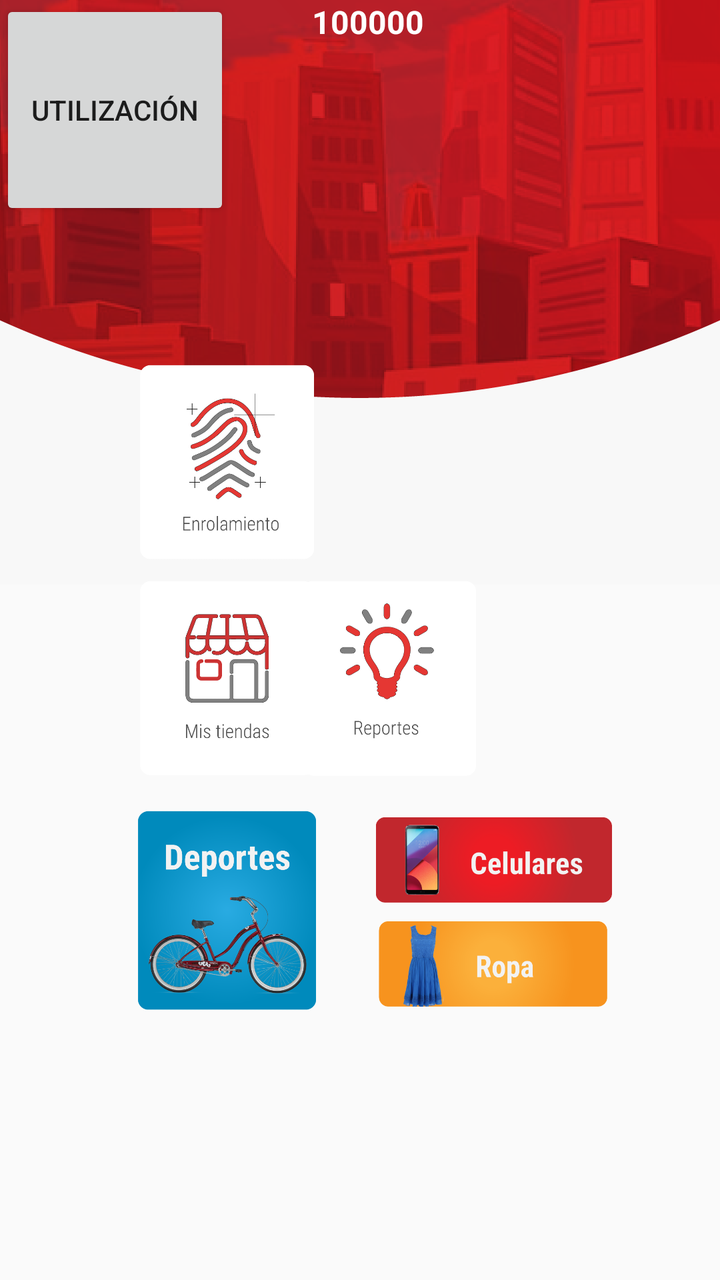
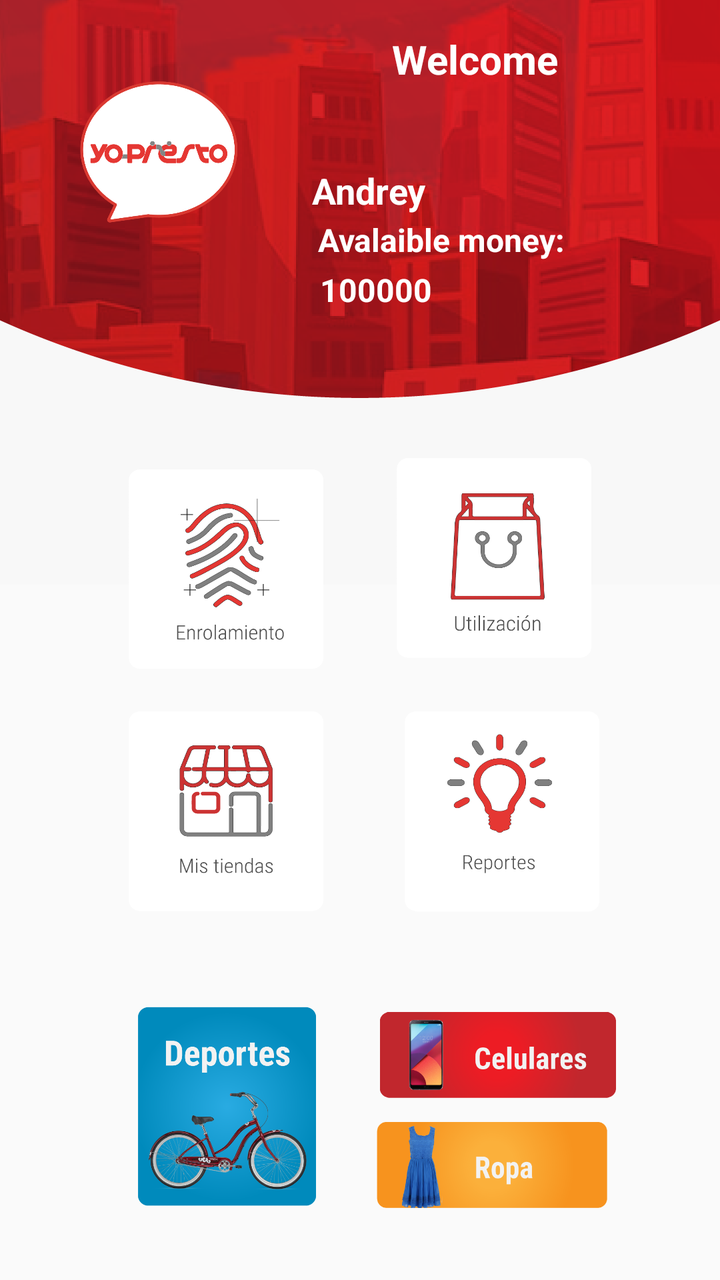

Before-and-after screenshots of an Android layout around one commit, followed by the original layout XML and the change that was made.
<!-- AndroidManifest.xml: application theme AppTheme -->
<!-- res/layout/activity_home.xml -->
<?xml version="1.0" encoding="utf-8"?>
<android.support.constraint.ConstraintLayout xmlns:android="http://schemas.android.com/apk/res/android"
    xmlns:app="http://schemas.android.com/apk/res-auto"
    xmlns:tools="http://schemas.android.com/tools"
    android:id="@+id/btnUtilizacion"
    android:layout_width="match_parent"
    android:layout_height="match_parent"
    android:background="@drawable/fondohome"
    tools:context="com.trantec.yo.ui.main.HomeActivity">

    <ImageView
        android:id="@+id/BtnEnrollment"
        android:layout_width="115dp"
        android:layout_height="110dp"
        android:layout_marginStart="56dp"
        android:layout_marginTop="172dp"
        android:contentDescription="@string/nav_header_desc"
        android:paddingTop="@dimen/nav_header_vertical_spacing"
        app:layout_constraintStart_toStartOf="parent"
        app:layout_constraintTop_toTopOf="parent"
        app:srcCompat="@drawable/icon1" />

    <ImageView
        android:id="@+id/BtnMyStores"
        android:layout_width="115dp"
        android:layout_height="110dp"
        android:layout_marginStart="56dp"
        android:layout_marginTop="280dp"
        android:contentDescription="@string/nav_header_desc"
        android:paddingTop="@dimen/nav_header_vertical_spacing"
        app:layout_constraintStart_toStartOf="parent"
        app:layout_constraintTop_toTopOf="parent"
        app:srcCompat="@drawable/icon3" />

    <ImageView
        android:id="@+id/btnRopa"
        android:layout_width="118dp"
        android:layout_height="60dp"
        android:layout_marginStart="188dp"
        android:layout_marginTop="448dp"
        android:contentDescription="@string/nav_header_desc"
        android:paddingTop="@dimen/nav_header_vertical_spacing"
        app:layout_constraintStart_toStartOf="parent"
        app:layout_constraintTop_toTopOf="parent"
        app:srcCompat="@drawable/ropa" />

    <ImageView
        android:id="@+id/btnCelular2"
        android:layout_width="118dp"
        android:layout_height="60dp"
        android:layout_marginStart="188dp"
        android:layout_marginTop="396dp"
        android:contentDescription="@string/nav_header_desc"
        android:paddingTop="@dimen/nav_header_vertical_spacing"
        app:layout_constraintStart_toStartOf="parent"
        app:layout_constraintTop_toTopOf="parent"
        app:srcCompat="@drawable/celulares" />

    <ImageView
        android:id="@+id/btnDeports2"
        android:layout_width="115dp"
        android:layout_height="110dp"
        android:layout_marginStart="56dp"
        android:layout_marginTop="396dp"
        android:contentDescription="@string/nav_header_desc"
        android:paddingTop="@dimen/nav_header_vertical_spacing"
        app:layout_constraintStart_toStartOf="parent"
        app:layout_constraintTop_toTopOf="parent"
        app:srcCompat="@drawable/deportes" />

    <ImageView
        android:id="@+id/BtnReport"
        android:layout_width="115dp"
        android:layout_height="110dp"
        android:layout_marginTop="280dp"
        android:layout_marginEnd="108dp"
        android:contentDescription="@string/nav_header_desc"
        android:paddingTop="@dimen/nav_header_vertical_spacing"
        app:layout_constraintEnd_toEndOf="parent"
        app:layout_constraintTop_toTopOf="parent"
        app:srcCompat="@drawable/icon4" />

    <TextView
        android:id="@+id/textView16"
        android:layout_width="132dp"
        android:layout_height="26dp"
        android:layout_marginTop="16dp"
        android:layout_marginEnd="72dp"
        android:layout_marginBottom="8dp"
        android:text="@string/welcome"
        android:textColor="#ffffff"
        android:textSize="18sp"
        android:textStyle="bold"
        app:layout_constraintBottom_toTopOf="@+id/textView4"
        app:layout_constraintEnd_toEndOf="parent"
        app:layout_constraintTop_toTopOf="parent" />

    <TextView
        android:id="@+id/textView15"
        android:layout_width="132dp"
        android:layout_height="26dp"
        android:layout_marginEnd="72dp"
        android:layout_marginBottom="8dp"
        android:text="@string/avalaible_money"
        android:textColor="#ffffff"
        android:textSize="16sp"
        android:textStyle="bold"
        app:layout_constraintBottom_toTopOf="@+id/textView14"
        app:layout_constraintEnd_toEndOf="parent" />

    <TextView
        android:id="@+id/textView14"
        android:layout_width="132dp"
        android:layout_height="26dp"
        android:layout_marginEnd="72dp"
        android:text="100000"
        android:textColor="#ffffff"
        android:textSize="16sp"
        android:textStyle="bold"
        app:layout_constraintEnd_toEndOf="parent"
        tools:layout_editor_absoluteY="126dp" />

    <ScrollView
        android:layout_width="0dp"
        android:layout_height="506dp"
        tools:layout_editor_absoluteX="0dp"
        tools:layout_editor_absoluteY="2dp">


    </ScrollView>

    <ImageView
        android:id="@+id/imageView2"
        android:layout_width="82dp"
        android:layout_height="76dp"
        android:layout_marginStart="36dp"
        android:layout_marginTop="28dp"
        android:contentDescription="@string/nav_header_desc"
        android:paddingTop="@dimen/nav_header_vertical_spacing"
        app:layout_constraintStart_toStartOf="parent"
        app:layout_constraintTop_toTopOf="parent"
        app:srcCompat="@drawable/logoyopresto" />

    <TextView
        android:id="@+id/textView4"
        android:layout_width="132dp"
        android:layout_height="26dp"
        android:layout_marginEnd="72dp"
        android:layout_marginBottom="16dp"
        android:text="Andrey"
        android:textColor="#ffffff"
        android:textSize="18sp"
        android:textStyle="bold"
        app:layout_constraintBottom_toTopOf="@+id/textView15"
        app:layout_constraintEnd_toEndOf="parent" />

    <Button
        android:id="@+id/BtnUtilizacion"
        android:layout_width="115dp"
        android:layout_height="110dp"
        android:text="Utilización"
        tools:layout_editor_absoluteX="188dp"
        tools:layout_editor_absoluteY="170dp" />

</android.support.constraint.ConstraintLayout>
<!-- resources referenced by this layout -->
<resources>
  <dimen name="nav_header_vertical_spacing">8dp</dimen>
  <!-- drawable celulares: png bitmap (drawable-v21, 40678 bytes) -->
  <!-- drawable deportes: png bitmap (drawable-v21, 166544 bytes) -->
  <!-- drawable fondohome: png bitmap (drawable-v21, 177223 bytes) -->
  <!-- drawable icon1: png bitmap (drawable-v21, 27204 bytes) -->
  <!-- drawable icon3: png bitmap (drawable-v21, 17359 bytes) -->
  <!-- drawable icon4: png bitmap (drawable-v21, 18562 bytes) -->
  <!-- drawable logoyopresto: png bitmap (drawable-v21, 21470 bytes) -->
  <!-- drawable ropa: png bitmap (drawable-v21, 44254 bytes) -->
  <string name="avalaible_money">Avalaible money:</string>
  <string name="nav_header_desc" translatable="false">Navigation header</string>
  <string name="welcome">Welcome</string>
  <style name="AppTheme" parent="Theme.AppCompat.Light.DarkActionBar">
          
          <item name="colorPrimary">@color/colorPrimary</item>
          <item name="colorPrimaryDark">@color/colorPrimaryDark</item>
          <item name="colorAccent">@color/colorAccent</item>
      </style>
  <color name="colorPrimary">#CB1E1E</color>
  <color name="colorPrimaryDark">#CB1E1E</color>
  <color name="colorAccent">#CB1E1E</color>
</resources>

<!-- the commit's change to res/layout/activity_home.xml (unified diff, before → after) -->
@@ -6,54 +6,84 @@
     android:layout_width="match_parent"
     android:layout_height="match_parent"
     android:background="@drawable/fondohome"
+    android:maxWidth="1000dp"
+    android:maxHeight="1000dp"
     tools:context="com.trantec.yo.ui.main.HomeActivity">
 
-    <ImageView
+    <Button
         android:id="@+id/BtnEnrollment"
-        android:layout_width="115dp"
-        android:layout_height="110dp"
+        android:layout_width="114dp"
+        android:layout_height="105dp"
         android:layout_marginStart="56dp"
-        android:layout_marginTop="172dp"
-        android:contentDescription="@string/nav_header_desc"
-        android:paddingTop="@dimen/nav_header_vertical_spacing"
+        android:layout_marginTop="8dp"
+        android:layout_marginEnd="8dp"
+        android:layout_marginBottom="16dp"
+        android:background="@drawable/icon1"
+        app:layout_constraintBottom_toTopOf="@+id/BtnMyStores"
+        app:layout_constraintEnd_toStartOf="@+id/BtnUtilizacion"
+        app:layout_constraintHorizontal_bias="0.0"
         app:layout_constraintStart_toStartOf="parent"
         app:layout_constraintTop_toTopOf="parent"
-        app:srcCompat="@drawable/icon1" />
+        app:layout_constraintVertical_bias="1.0" />
 
-    <ImageView
+    <Button
+        android:id="@+id/BtnUtilizacion"
+        android:layout_width="114dp"
+        android:layout_height="105dp"
+        android:layout_marginEnd="56dp"
+        android:background="@drawable/icon2"
+        app:layout_constraintBottom_toTopOf="@+id/BtnReport"
+        app:layout_constraintEnd_toEndOf="parent"
+        app:layout_constraintTop_toTopOf="parent"
+        app:layout_constraintVertical_bias="0.913" />
+
+    <Button
         android:id="@+id/BtnMyStores"
-        android:layout_width="115dp"
-        android:layout_height="110dp"
+        android:layout_width="114dp"
+        android:layout_height="105dp"
         android:layout_marginStart="56dp"
-        android:layout_marginTop="280dp"
-        android:contentDescription="@string/nav_header_desc"
-        android:paddingTop="@dimen/nav_header_vertical_spacing"
-        app:layout_constraintStart_toStartOf="parent"
-        app:layout_constraintTop_toTopOf="parent"
-        app:srcCompat="@drawable/icon3" />
+        android:layout_marginEnd="8dp"
+        android:layout_marginBottom="182dp"
+        android:background="@drawable/icon3"
+        app:layout_constraintBottom_toBottomOf="parent"
+        app:layout_constraintEnd_toStartOf="@+id/BtnReport"
+        app:layout_constraintHorizontal_bias="0.0"
+        app:layout_constraintStart_toStartOf="parent" />
+
+    <Button
+        android:id="@+id/BtnReport"
+        android:layout_width="114dp"
+        android:layout_height="105dp"
+        android:layout_marginEnd="52dp"
+        android:layout_marginBottom="182dp"
+        android:background="@drawable/icon4"
+        app:layout_constraintBottom_toBottomOf="parent"
+        app:layout_constraintEnd_toEndOf="parent" />
 
     <ImageView
         android:id="@+id/btnRopa"
-        android:layout_width="118dp"
-        android:layout_height="60dp"
-        android:layout_marginStart="188dp"
-        android:layout_marginTop="448dp"
+        android:layout_width="123dp"
+        android:layout_height="51dp"
+        android:layout_marginEnd="52dp"
+        android:layout_marginBottom="8dp"
         android:contentDescription="@string/nav_header_desc"
         android:paddingTop="@dimen/nav_header_vertical_spacing"
-        app:layout_constraintStart_toStartOf="parent"
-        app:layout_constraintTop_toTopOf="parent"
+        app:layout_constraintBottom_toBottomOf="parent"
+        app:layout_constraintEnd_toEndOf="parent"
+        app:layout_constraintTop_toBottomOf="@+id/btnCelular2"
+        app:layout_constraintVertical_bias="0.0"
         app:srcCompat="@drawable/ropa" />
 
     <ImageView
         android:id="@+id/btnCelular2"
         android:layout_width="118dp"
-        android:layout_height="60dp"
-        android:layout_marginStart="188dp"
-        android:layout_marginTop="396dp"
+        android:layout_height="59dp"
+        android:layout_marginTop="36dp"
+        android:layout_marginEnd="52dp"
         android:contentDescription="@string/nav_header_desc"
         android:paddingTop="@dimen/nav_header_vertical_spacing"
-        app:layout_constraintStart_toStartOf="parent"
-        app:layout_constraintTop_toTopOf="parent"
+        app:layout_constraintEnd_toEndOf="parent"
+        app:layout_constraintTop_toBottomOf="@+id/BtnReport"
         app:srcCompat="@drawable/celulares" />
 
     <ImageView
@@ -61,105 +91,92 @@
         android:layout_width="115dp"
         android:layout_height="110dp"
         android:layout_marginStart="56dp"
-        android:layout_marginTop="396dp"
+        android:layout_marginTop="8dp"
+        android:layout_marginBottom="8dp"
         android:contentDescription="@string/nav_header_desc"
         android:paddingTop="@dimen/nav_header_vertical_spacing"
+        app:layout_constraintBottom_toBottomOf="parent"
         app:layout_constraintStart_toStartOf="parent"
-        app:layout_constraintTop_toTopOf="parent"
+        app:layout_constraintTop_toBottomOf="@+id/BtnMyStores"
         app:srcCompat="@drawable/deportes" />
 
-    <ImageView
-        android:id="@+id/BtnReport"
-        android:layout_width="115dp"
-        android:layout_height="110dp"
-        android:layout_marginTop="280dp"
-        android:layout_marginEnd="108dp"
-        android:contentDescription="@string/nav_header_desc"
-        android:paddingTop="@dimen/nav_header_vertical_spacing"
-        app:layout_constraintEnd_toEndOf="parent"
-        app:layout_constraintTop_toTopOf="parent"
-        app:srcCompat="@drawable/icon4" />
 
     <TextView
         android:id="@+id/textView16"
         android:layout_width="132dp"
         android:layout_height="26dp"
+        android:layout_marginStart="8dp"
         android:layout_marginTop="16dp"
-        android:layout_marginEnd="72dp"
-        android:layout_marginBottom="8dp"
+        android:layout_marginEnd="32dp"
         android:text="@string/welcome"
         android:textColor="#ffffff"
-        android:textSize="18sp"
+        android:textSize="20sp"
         android:textStyle="bold"
-        app:layout_constraintBottom_toTopOf="@+id/textView4"
         app:layout_constraintEnd_toEndOf="parent"
+        app:layout_constraintHorizontal_bias="1.0"
+        app:layout_constraintStart_toStartOf="parent"
         app:layout_constraintTop_toTopOf="parent" />
 
     <TextView
         android:id="@+id/textView15"
+        android:layout_width="179dp"
+        android:layout_height="25dp"
+        android:text="@string/avalaible_money"
+        android:textAlignment="textStart"
+        android:textColor="#ffffff"
+        android:textSize="16sp"
+        android:textStyle="bold"
+        app:layout_constraintBottom_toTopOf="@+id/textAmount"
+        app:layout_constraintEnd_toEndOf="parent"
+        app:layout_constraintHorizontal_bias="0.878"
+        app:layout_constraintStart_toStartOf="parent" />
+
+    <TextView
+        android:id="@+id/textAmount"
+        android:layout_width="132dp"
+        android:layout_height="26dp"
+        android:layout_marginEnd="8dp"
+        android:layout_marginBottom="480dp"
+        android:text="100000"
+        android:textAlignment="textStart"
+        android:textColor="#ffffff"
+        android:textSize="16sp"
+        android:textStyle="bold"
+        app:layout_constraintBottom_toBottomOf="parent"
+        app:layout_constraintEnd_toEndOf="parent"
+        app:layout_constraintHorizontal_bias="0.728"
+        app:layout_constraintStart_toStartOf="parent" />
+
+
+    <ImageView
+        android:id="@+id/imageView2"
+        android:layout_width="95dp"
+        android:layout_height="88dp"
+        android:layout_marginStart="32dp"
+        android:layout_marginTop="28dp"
+        android:layout_marginBottom="8dp"
+        android:contentDescription="@string/nav_header_desc"
+        android:paddingTop="@dimen/nav_header_vertical_spacing"
+        app:layout_constraintBottom_toTopOf="@+id/BtnEnrollment"
+        app:layout_constraintStart_toStartOf="parent"
+        app:layout_constraintTop_toTopOf="parent"
+        app:layout_constraintVertical_bias="0.0"
+        app:srcCompat="@drawable/logoyopresto" />
+
+    <TextView
+        android:id="@+id/textName"
         android:layout_width="132dp"
         android:layout_height="26dp"
         android:layout_marginEnd="72dp"
-        android:layout_marginBottom="8dp"
-        android:text="@string/avalaible_money"
-        android:textColor="#ffffff"
-        android:textSize="16sp"
-        android:textStyle="bold"
-        app:layout_constraintBottom_toTopOf="@+id/textView14"
-        app:layout_constraintEnd_toEndOf="parent" />
-
-    <TextView
-        android:id="@+id/textView14"
-        android:layout_width="132dp"
-        android:layout_height="26dp"
-        android:layout_marginEnd="72dp"
-        android:text="100000"
-        android:textColor="#ffffff"
-        android:textSize="16sp"
-        android:textStyle="bold"
-        app:layout_constraintEnd_toEndOf="parent"
-        tools:layout_editor_absoluteY="126dp" />
-
-    <ScrollView
-        android:layout_width="0dp"
-        android:layout_height="506dp"
-        tools:layout_editor_absoluteX="0dp"
-        tools:layout_editor_absoluteY="2dp">
-
-
-    </ScrollView>
-
-    <ImageView
-        android:id="@+id/imageView2"
-        android:layout_width="82dp"
-        android:layout_height="76dp"
-        android:layout_marginStart="36dp"
-        android:layout_marginTop="28dp"
-        android:contentDescription="@string/nav_header_desc"
-        android:paddingTop="@dimen/nav_header_vertical_spacing"
-        app:layout_constraintStart_toStartOf="parent"
-        app:layout_constraintTop_toTopOf="parent"
-        app:srcCompat="@drawable/logoyopresto" />
-
-    <TextView
-        android:id="@+id/textView4"
-        android:layout_width="132dp"
-        android:layout_height="26dp"
-        android:layout_marginEnd="72dp"
-        android:layout_marginBottom="16dp"
         android:text="Andrey"
+        android:textAlignment="textStart"
         android:textColor="#ffffff"
         android:textSize="18sp"
         android:textStyle="bold"
         app:layout_constraintBottom_toTopOf="@+id/textView15"
-        app:layout_constraintEnd_toEndOf="parent" />
+        app:layout_constraintEnd_toEndOf="parent"
+        app:layout_constraintHorizontal_bias="1.0"
+        app:layout_constraintStart_toStartOf="parent" />
 
-    <Button
-        android:id="@+id/BtnUtilizacion"
-        android:layout_width="115dp"
-        android:layout_height="110dp"
-        android:text="Utilización"
-        tools:layout_editor_absoluteX="188dp"
-        tools:layout_editor_absoluteY="170dp" />
 
 </android.support.constraint.ConstraintLayout>
<!-- resource entries referenced after the edit -->
@@ -5,6 +5,7 @@
   <!-- drawable deportes: png bitmap (drawable-v21, 166544 bytes) -->
   <!-- drawable fondohome: png bitmap (drawable-v21, 177223 bytes) -->
   <!-- drawable icon1: png bitmap (drawable-v21, 27204 bytes) -->
+  <!-- drawable icon2: png bitmap (drawable-v21, 15312 bytes) -->
   <!-- drawable icon3: png bitmap (drawable-v21, 17359 bytes) -->
   <!-- drawable icon4: png bitmap (drawable-v21, 18562 bytes) -->
   <!-- drawable logoyopresto: png bitmap (drawable-v21, 21470 bytes) -->
